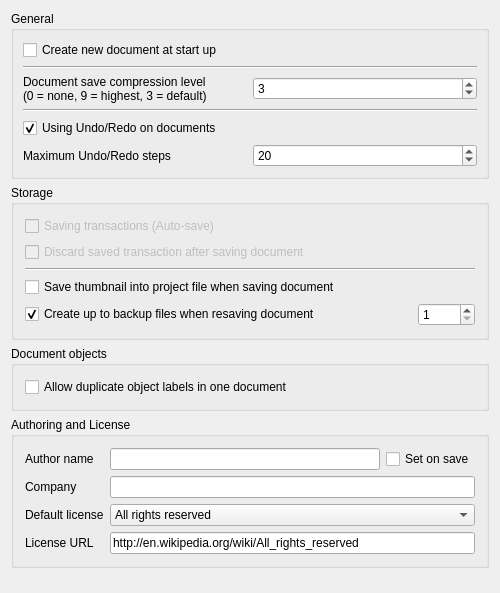
This is src/Gui/DlgSettingsDocument.ui in berndhahnebach/All_FreeCAD as Qt 5 draws it before an edit. The edited form follows.
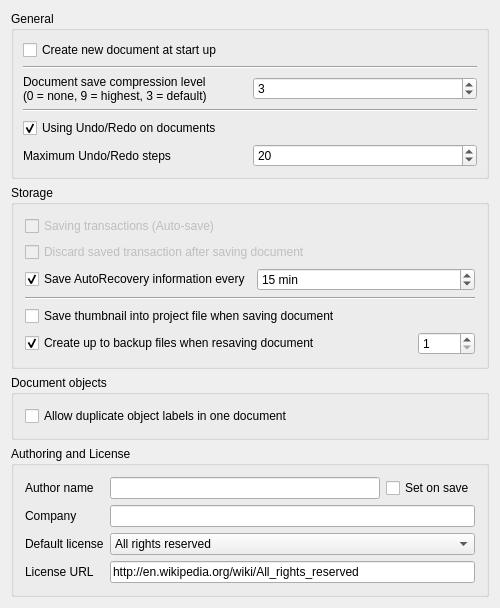
This is the edited form. Custom widgets are drawn as their Qt base class.

Commit message: + implement GUI to enable/disable auto-save and its timeout

Diff of the .ui file:
```diff
--- a/src/Gui/DlgSettingsDocument.ui
+++ b/src/Gui/DlgSettingsDocument.ui
@@ -200,6 +200,51 @@
        </widget>
       </item>
       <item row="2" column="0">
+       <layout class="QHBoxLayout" name="horizontalLayout">
+        <item>
+         <widget class="Gui::PrefCheckBox" name="prefAutoSaveEnabled">
+          <property name="text">
+           <string>Save AutoRecovery information every</string>
+          </property>
+          <property name="checked">
+           <bool>true</bool>
+          </property>
+          <property name="prefEntry" stdset="0">
+           <cstring>AutoSaveEnabled</cstring>
+          </property>
+          <property name="prefPath" stdset="0">
+           <cstring>Document</cstring>
+          </property>
+         </widget>
+        </item>
+        <item>
+         <widget class="Gui::PrefSpinBox" name="prefAutoSaveTimeout">
+          <property name="text" stdset="0">
+           <string>15 min</string>
+          </property>
+          <property name="suffix">
+           <string notr="true"> min</string>
+          </property>
+          <property name="minimum">
+           <number>1</number>
+          </property>
+          <property name="maximum">
+           <number>60</number>
+          </property>
+          <property name="value">
+           <number>15</number>
+          </property>
+          <property name="prefEntry" stdset="0">
+           <cstring>AutoSaveTimeout</cstring>
+          </property>
+          <property name="prefPath" stdset="0">
+           <cstring>Document</cstring>
+          </property>
+         </widget>
+        </item>
+       </layout>
+      </item>
+      <item row="3" column="0">
        <widget class="Line" name="line1_2_3">
         <property name="frameShape">
          <enum>QFrame::HLine</enum>
@@ -212,7 +257,7 @@
         </property>
        </widget>
       </item>
-      <item row="3" column="0">
+      <item row="4" column="0">
        <widget class="Gui::PrefCheckBox" name="prefSaveThumbnail">
         <property name="text">
          <string>Save thumbnail into project file when saving document</string>
@@ -225,7 +270,7 @@
         </property>
        </widget>
       </item>
-      <item row="4" column="0">
+      <item row="5" column="0">
        <layout class="QHBoxLayout">
         <property name="spacing">
          <number>6</number>
```
Left out of the diff: 24 changed lines with no effect on the pictures. The commit also changes 4 other files.
